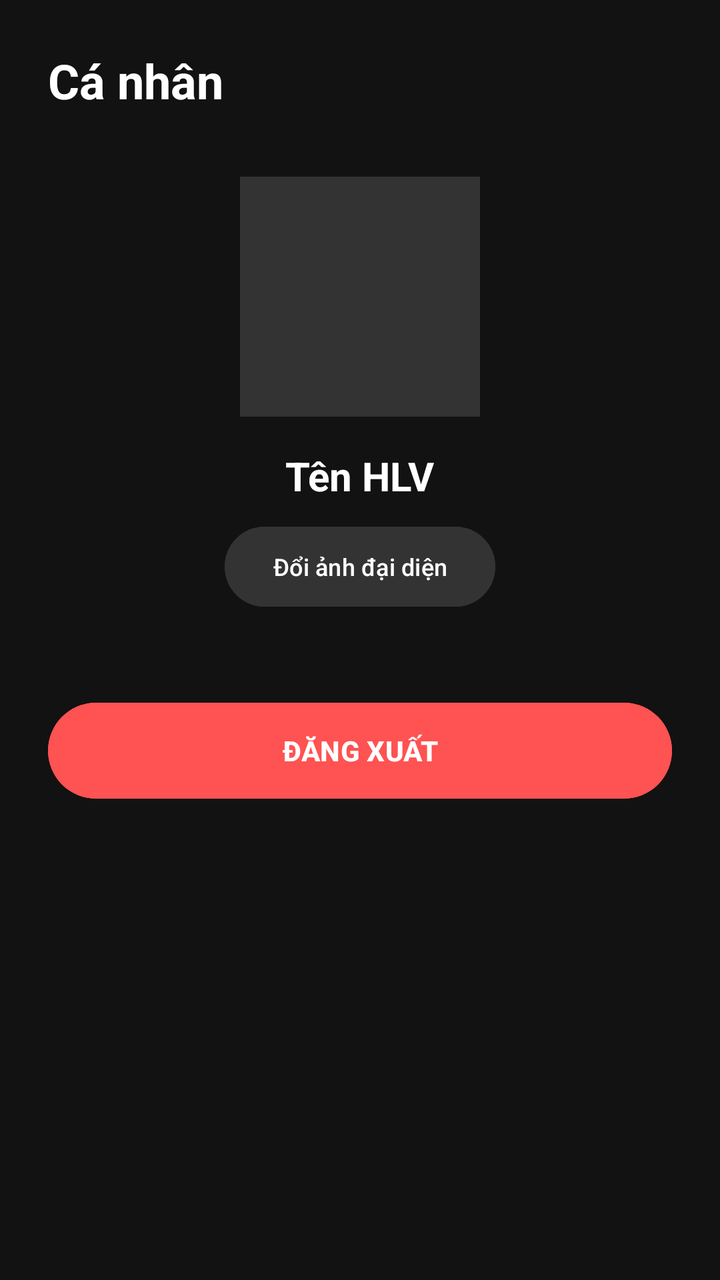
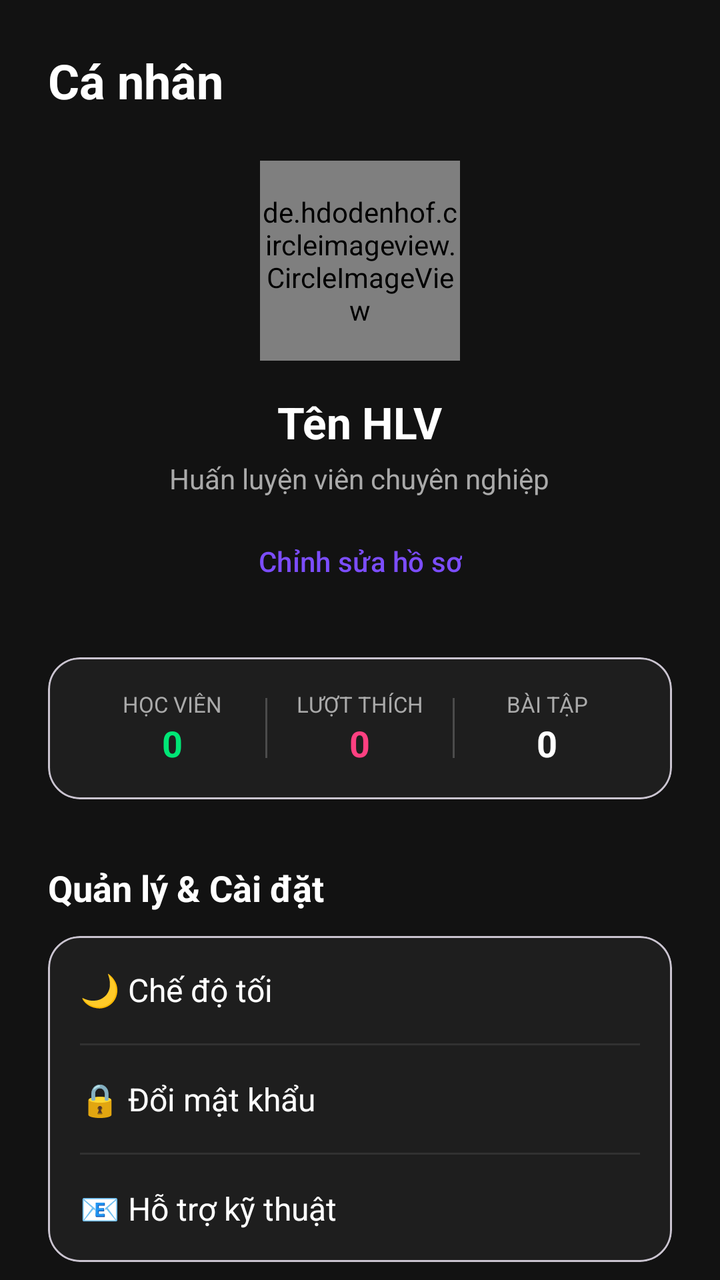

An Android layout rendered at two revisions. The XML below is the earlier revision; the diff shows what the commit changed to produce the second picture.
<!-- AndroidManifest.xml: application theme Theme.FitBody -->
<!-- res/layout/fragment_pt_profile.xml -->
<?xml version="1.0" encoding="utf-8"?>
<LinearLayout xmlns:android="http://schemas.android.com/apk/res/android"
    android:layout_width="match_parent"
    android:layout_height="match_parent"
    android:orientation="vertical"
    android:background="#121212"
    android:padding="24dp">

    <TextView
        android:layout_width="match_parent"
        android:layout_height="wrap_content"
        android:text="Cá nhân"
        android:textColor="#FFFFFF"
        android:textSize="24sp"
        android:textStyle="bold"
        android:layout_marginBottom="32dp" />

    <ImageView
        android:id="@+id/imgPtProfileMain"
        android:layout_width="120dp"
        android:layout_height="120dp"
        android:layout_gravity="center"
        android:scaleType="centerCrop"
        android:background="#333333"
        android:contentDescription="Avatar" />

    <TextView
        android:id="@+id/txtPtProfileNameMain"
        android:layout_width="wrap_content"
        android:layout_height="wrap_content"
        android:layout_gravity="center"
        android:layout_marginTop="16dp"
        android:text="Tên HLV"
        android:textColor="#FFFFFF"
        android:textSize="20sp"
        android:textStyle="bold" />

    <Button
        android:id="@+id/btnPtChangeImageMain"
        android:layout_width="wrap_content"
        android:layout_height="wrap_content"
        android:layout_gravity="center"
        android:text="Đổi ảnh đại diện"
        android:backgroundTint="#333333"
        android:textSize="12sp"
        android:layout_marginTop="8dp"
        android:layout_marginBottom="40dp" />

    <Button
        android:id="@+id/btnPtLogoutMain"
        android:layout_width="match_parent"
        android:layout_height="56dp"
        android:text="ĐĂNG XUẤT"
        android:backgroundTint="#FF5252"
        android:textStyle="bold" />

</LinearLayout>
<!-- resources referenced by this layout -->
<resources>
  <style name="Theme.FitBody" parent="Theme.Material3.DayNight.NoActionBar">
          <item name="colorPrimary">@color/primary</item>
          <item name="android:windowBackground">@color/app_background</item>
          <item name="android:statusBarColor">@color/app_background</item>
          <item name="android:navigationBarColor">@color/app_background</item>
  
          
          <item name="colorSurface">@color/card_background</item>
          <item name="colorOnSurface">@color/text_primary</item>
          <item name="colorOnSurfaceVariant">@color/text_secondary</item>
          <item name="colorOutline">@color/text_secondary</item>
      </style>
  <color name="primary">#7C4DFF</color>
  <color name="app_background">#F5F5F5</color>
  <color name="card_background">#FFFFFF</color>
  <color name="text_primary">#121212</color>
  <color name="text_secondary">#757575</color>
</resources>

<!-- the commit's change to res/layout/fragment_pt_profile.xml (unified diff, before → after) -->
@@ -1,57 +1,201 @@
 <?xml version="1.0" encoding="utf-8"?>
-<LinearLayout xmlns:android="http://schemas.android.com/apk/res/android"
+<androidx.coordinatorlayout.widget.CoordinatorLayout xmlns:android="http://schemas.android.com/apk/res/android"
+    xmlns:app="http://schemas.android.com/apk/res-auto"
     android:layout_width="match_parent"
     android:layout_height="match_parent"
-    android:orientation="vertical"
-    android:background="#121212"
-    android:padding="24dp">
-
-    <TextView
+    android:background="#121212">
+
+    <androidx.core.widget.NestedScrollView
         android:layout_width="match_parent"
-        android:layout_height="wrap_content"
-        android:text="Cá nhân"
-        android:textColor="#FFFFFF"
-        android:textSize="24sp"
-        android:textStyle="bold"
-        android:layout_marginBottom="32dp" />
-
-    <ImageView
-        android:id="@+id/imgPtProfileMain"
-        android:layout_width="120dp"
-        android:layout_height="120dp"
-        android:layout_gravity="center"
-        android:scaleType="centerCrop"
-        android:background="#333333"
-        android:contentDescription="Avatar" />
-
-    <TextView
-        android:id="@+id/txtPtProfileNameMain"
-        android:layout_width="wrap_content"
-        android:layout_height="wrap_content"
-        android:layout_gravity="center"
-        android:layout_marginTop="16dp"
-        android:text="Tên HLV"
-        android:textColor="#FFFFFF"
-        android:textSize="20sp"
-        android:textStyle="bold" />
-
-    <Button
-        android:id="@+id/btnPtChangeImageMain"
-        android:layout_width="wrap_content"
-        android:layout_height="wrap_content"
-        android:layout_gravity="center"
-        android:text="Đổi ảnh đại diện"
-        android:backgroundTint="#333333"
-        android:textSize="12sp"
-        android:layout_marginTop="8dp"
-        android:layout_marginBottom="40dp" />
-
-    <Button
-        android:id="@+id/btnPtLogoutMain"
-        android:layout_width="match_parent"
-        android:layout_height="56dp"
-        android:text="ĐĂNG XUẤT"
-        android:backgroundTint="#FF5252"
-        android:textStyle="bold" />
-
-</LinearLayout>
+        android:layout_height="match_parent">
+
+        <LinearLayout
+            android:layout_width="match_parent"
+            android:layout_height="wrap_content"
+            android:gravity="center_horizontal"
+            android:orientation="vertical"
+            android:padding="24dp">
+
+            
+            <TextView
+                android:layout_width="match_parent"
+                android:layout_height="wrap_content"
+                android:text="Cá nhân"
+                android:textColor="#FFFFFF"
+                android:textSize="24sp"
+                android:textStyle="bold"
+                android:layout_marginBottom="24dp" />
+
+            <de.hdodenhof.circleimageview.CircleImageView
+                android:id="@+id/imgPtProfileMain"
+                android:layout_width="100dp"
+                android:layout_height="100dp"
+                android:src="@drawable/male"
+                app:civ_border_color="#7C4DFF"
+                app:civ_border_width="2dp" />
+
+            <TextView
+                android:id="@+id/txtPtProfileNameMain"
+                android:layout_width="wrap_content"
+                android:layout_height="wrap_content"
+                android:layout_marginTop="16dp"
+                android:text="Tên HLV"
+                android:textColor="#FFFFFF"
+                android:textSize="22sp"
+                android:textStyle="bold" />
+
+            <TextView
+                android:id="@+id/txtPtSpecialty"
+                android:layout_width="wrap_content"
+                android:layout_height="wrap_content"
+                android:layout_marginTop="4dp"
+                android:text="Huấn luyện viên chuyên nghiệp"
+                android:textColor="#AAAAAA"
+                android:textSize="14sp" />
+
+            <Button
+                android:id="@+id/btnPtChangeImageMain"
+                style="@style/Widget.Material3.Button.TextButton"
+                android:layout_width="wrap_content"
+                android:layout_height="wrap_content"
+                android:layout_marginTop="8dp"
+                android:text="Chỉnh sửa hồ sơ"
+                android:textColor="#7C4DFF" />
+
+            
+            <com.google.android.material.card.MaterialCardView
+                android:layout_width="match_parent"
+                android:layout_height="wrap_content"
+                android:layout_marginTop="24dp"
+                app:cardCornerRadius="16dp"
+                app:cardBackgroundColor="#1E1E1E"
+                app:cardElevation="0dp">
+                <LinearLayout
+                    android:layout_width="match_parent"
+                    android:layout_height="wrap_content"
+                    android:orientation="horizontal"
+                    android:padding="16dp">
+                    <LinearLayout
+                        android:layout_width="0dp"
+                        android:layout_height="wrap_content"
+                        android:layout_weight="1"
+                        android:gravity="center"
+                        android:orientation="vertical">
+                        <TextView android:layout_width="wrap_content" android:layout_height="wrap_content" android:text="HỌC VIÊN" android:textColor="#AAAAAA" android:textSize="11sp"/>
+                        <TextView android:id="@+id/txtPtTotalStudents" android:layout_width="wrap_content" android:layout_height="wrap_content" android:text="0" android:textColor="#00E676" android:textSize="18sp" android:textStyle="bold"/>
+                    </LinearLayout>
+                    <View android:layout_width="1dp" android:layout_height="30dp" android:background="#33FFFFFF" android:layout_gravity="center_vertical"/>
+                    <LinearLayout
+                        android:layout_width="0dp"
+                        android:layout_height="wrap_content"
+                        android:layout_weight="1"
+                        android:gravity="center"
+                        android:orientation="vertical">
+                        <TextView android:layout_width="wrap_content" android:layout_height="wrap_content" android:text="LƯỢT THÍCH" android:textColor="#AAAAAA" android:textSize="11sp"/>
+                        <TextView android:id="@+id/txtPtTotalLikes" android:layout_width="wrap_content" android:layout_height="wrap_content" android:text="0" android:textColor="#FF4081" android:textSize="18sp" android:textStyle="bold"/>
+                    </LinearLayout>
+                    <View android:layout_width="1dp" android:layout_height="30dp" android:background="#33FFFFFF" android:layout_gravity="center_vertical"/>
+                    <LinearLayout
+                        android:layout_width="0dp"
+                        android:layout_height="wrap_content"
+                        android:layout_weight="1"
+                        android:gravity="center"
+                        android:orientation="vertical">
+                        <TextView android:layout_width="wrap_content" android:layout_height="wrap_content" android:text="BÀI TẬP" android:textColor="#AAAAAA" android:textSize="11sp"/>
+                        <TextView android:id="@+id/txtPtTotalWorkouts" android:layout_width="wrap_content" android:layout_height="wrap_content" android:text="0" android:textColor="#FFFFFF" android:textSize="18sp" android:textStyle="bold"/>
+                    </LinearLayout>
+                </LinearLayout>
+            </com.google.android.material.card.MaterialCardView>
+
+            
+            <TextView
+                android:layout_width="match_parent"
+                android:layout_height="wrap_content"
+                android:layout_marginTop="32dp"
+                android:layout_marginBottom="12dp"
+                android:text="Quản lý &amp; Cài đặt"
+                android:textColor="#FFFFFF"
+                android:textSize="18sp"
+                android:textStyle="bold" />
+
+            <com.google.android.material.card.MaterialCardView
+                android:layout_width="match_parent"
+                android:layout_height="wrap_content"
+                app:cardCornerRadius="16dp"
+                app:cardBackgroundColor="#1E1E1E"
+                app:cardElevation="0dp">
+                <LinearLayout
+                    android:layout_width="match_parent"
+                    android:layout_height="wrap_content"
+                    android:orientation="vertical">
+
+                    <RelativeLayout
+                        android:id="@+id/layoutPtDarkMode"
+                        android:layout_width="match_parent"
+                        android:layout_height="wrap_content"
+                        android:padding="16dp"
+                        android:clickable="true"
+                        android:focusable="true"
+                        android:background="?attr/selectableItemBackground">
+                        <TextView
+                            android:id="@+id/txtPtDarkMode"
+                            android:layout_width="wrap_content"
+                            android:layout_height="wrap_content"
+                            android:text="🌙 Chế độ tối"
+                            android:textColor="#FFFFFF"
+                            android:textSize="16sp" />
+                    </RelativeLayout>
+
+                    <View android:layout_width="match_parent" android:layout_height="1dp" android:background="#15FFFFFF" android:layout_marginHorizontal="16dp"/>
+
+                    <TextView
+                        android:id="@+id/txtPtChangePassword"
+                        android:layout_width="match_parent"
+                        android:layout_height="wrap_content"
+                        android:padding="16dp"
+                        android:text="🔒 Đổi mật khẩu"
+                        android:textColor="#FFFFFF"
+                        android:textSize="16sp"
+                        android:background="?attr/selectableItemBackground"
+                        android:clickable="true"
+                        android:focusable="true"/>
+
+                    <View android:layout_width="match_parent" android:layout_height="1dp" android:background="#15FFFFFF" android:layout_marginHorizontal="16dp"/>
+
+                    <TextView
+                        android:id="@+id/txtPtContactSupport"
+                        android:layout_width="match_parent"
+                        android:layout_height="wrap_content"
+                        android:padding="16dp"
+                        android:text="📧 Hỗ trợ kỹ thuật"
+                        android:textColor="#FFFFFF"
+                        android:textSize="16sp"
+                        android:background="?attr/selectableItemBackground"
+                        android:clickable="true"
+                        android:focusable="true"/>
+                </LinearLayout>
+            </com.google.android.material.card.MaterialCardView>
+
+            <Button
+                android:id="@+id/btnPtLogoutMain"
+                android:layout_width="match_parent"
+                android:layout_height="55dp"
+                android:layout_marginTop="40dp"
+                android:backgroundTint="#FF5252"
+                android:text="ĐĂNG XUẤT"
+                android:textColor="#FFFFFF"
+                android:textStyle="bold" />
+
+            <TextView
+                android:layout_width="match_parent"
+                android:layout_height="wrap_content"
+                android:layout_marginTop="24dp"
+                android:layout_marginBottom="40dp"
+                android:gravity="center"
+                android:text="FitBody For Trainers - v1.2.0"
+                android:textColor="#555555"
+                android:textSize="12sp" />
+
+        </LinearLayout>
+    </androidx.core.widget.NestedScrollView>
+</androidx.coordinatorlayout.widget.CoordinatorLayout>
<!-- resource entries referenced after the edit -->
@@ -1,5 +1,6 @@
 <!-- resources referenced by this layout -->
 <resources>
+  <!-- drawable male: jpg bitmap (drawable, 50119 bytes) -->
   <style name="Theme.FitBody" parent="Theme.Material3.DayNight.NoActionBar">
           <item name="colorPrimary">@color/primary</item>
           <item name="android:windowBackground">@color/app_background</item>
